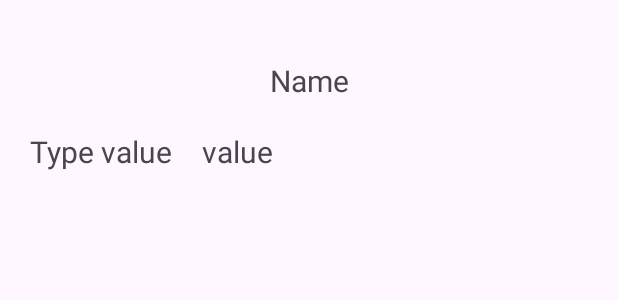
After one commit to UdovikArtem/FinPortfolio, an Android app: the layout fragment_asset_details.xml on its own in the app's theme, with its tools: preview values and no code run, on a phone screen of 412 x 824 dp. The commit adds this screen. Shown: the top 300 px of the screen. Run offline under Robolectric (Android 15) with nearby library versions, the phone set to English and light mode, and no system bars.

Commit message:
Add asset details

```diff
--- a/app/src/main/java/com/example/finportfolio/fragments/assets/AssetFragment.kt
+++ b/app/src/main/java/com/example/finportfolio/fragments/assets/AssetFragment.kt
@@ -5,6 +5,7 @@ import android.view.LayoutInflater
 import android.view.View
 import android.view.ViewGroup
 import androidx.fragment.app.viewModels
+import androidx.navigation.fragment.findNavController
 import com.example.finportfolio.databinding.FragmentAssetBinding
 import com.example.finportfolio.fragments.BaseFragment
 import com.example.finportfolio.rv.AssetAdapter
@@ -22,7 +23,10 @@ class AssetFragment : BaseFragment<FragmentAssetBinding>() {
 
     override fun onViewCreated(view: View, savedInstanceState: Bundle?) {
         super.onViewCreated(view, savedInstanceState)
-        val adapter = AssetAdapter({})
+        val adapter = AssetAdapter {
+            val action = AssetFragmentDirections.actionAssetFragmentToAssetDetailsFragment(it.id)
+            findNavController().navigate(action)
+        }
         binding.recycler.adapter = adapter
         viewModel.assetsModel.observe(viewLifecycleOwner) { assets ->
             adapter.submitItems(assets)
--- a/app/src/main/java/com/example/finportfolio/fragments/setting/stringselector/CurrencyStringSelector.kt
+++ b/app/src/main/java/com/example/finportfolio/fragments/setting/stringselector/CurrencyStringSelector.kt
@@ -35,6 +35,7 @@ class CurrencyStringSelector : BottomSheetDialogFragment() {
         super.onViewCreated(view, savedInstanceState)
 
         viewModel.currencies.observe(viewLifecycleOwner) {
+            binding.bottomSheetLayout.removeAllViews()
             it.forEach { currency ->
                 val itemBottomSheetBinding = ItemBottomSheetBinding
                     .inflate(LayoutInflater.from(this.context))
--- /dev/null
+++ b/app/src/main/res/layout/fragment_asset_details.xml
@@ -0,0 +1,43 @@
+<?xml version="1.0" encoding="utf-8"?>
+<androidx.constraintlayout.widget.ConstraintLayout xmlns:android="http://schemas.android.com/apk/res/android"
+    xmlns:app="http://schemas.android.com/apk/res-auto"
+    xmlns:tools="http://schemas.android.com/tools"
+    android:layout_width="match_parent"
+    android:layout_height="match_parent"
+    tools:context=".fragments.assetdetails.AssetDetailsFragment">
+
+    <TextView
+        android:id="@+id/name"
+        android:layout_width="0dp"
+        android:layout_height="wrap_content"
+        android:layout_marginTop="40dp"
+        android:gravity="center"
+        android:textSize="20sp"
+        app:layout_constraintEnd_toEndOf="parent"
+        app:layout_constraintStart_toStartOf="parent"
+        app:layout_constraintTop_toTopOf="parent"
+        tools:text="Name" />
+
+    <TextView
+        android:id="@+id/value_type"
+        android:layout_width="wrap_content"
+        android:layout_height="wrap_content"
+        android:layout_marginStart="20dp"
+        android:layout_marginTop="20dp"
+        android:textSize="20sp"
+        app:layout_constraintStart_toStartOf="parent"
+        app:layout_constraintTop_toBottomOf="@id/name"
+        tools:text="Type value" />
+
+    <TextView
+        android:id="@+id/value"
+        android:layout_width="wrap_content"
+        android:layout_height="wrap_content"
+        android:layout_marginStart="20dp"
+        android:layout_marginTop="20dp"
+        android:textSize="20sp"
+        app:layout_constraintStart_toEndOf="@+id/value_type"
+        app:layout_constraintTop_toBottomOf="@id/name"
+        tools:text="value" />
+
+</androidx.constraintlayout.widget.ConstraintLayout>
```
Also changed, not shown: app/src/main/java/com/example/finportfolio/fragments/assetdetails/AssetDetailsFragment.kt (added, +62 -0 lines), app/src/main/java/com/example/finportfolio/fragments/assetdetails/AssetDetailsViewModel.kt (added, +21 -0 lines), app/src/main/res/navigation/navigation.xml (+35 -22 lines), app/src/main/res/values/strings.xml (+2 -7 lines).
